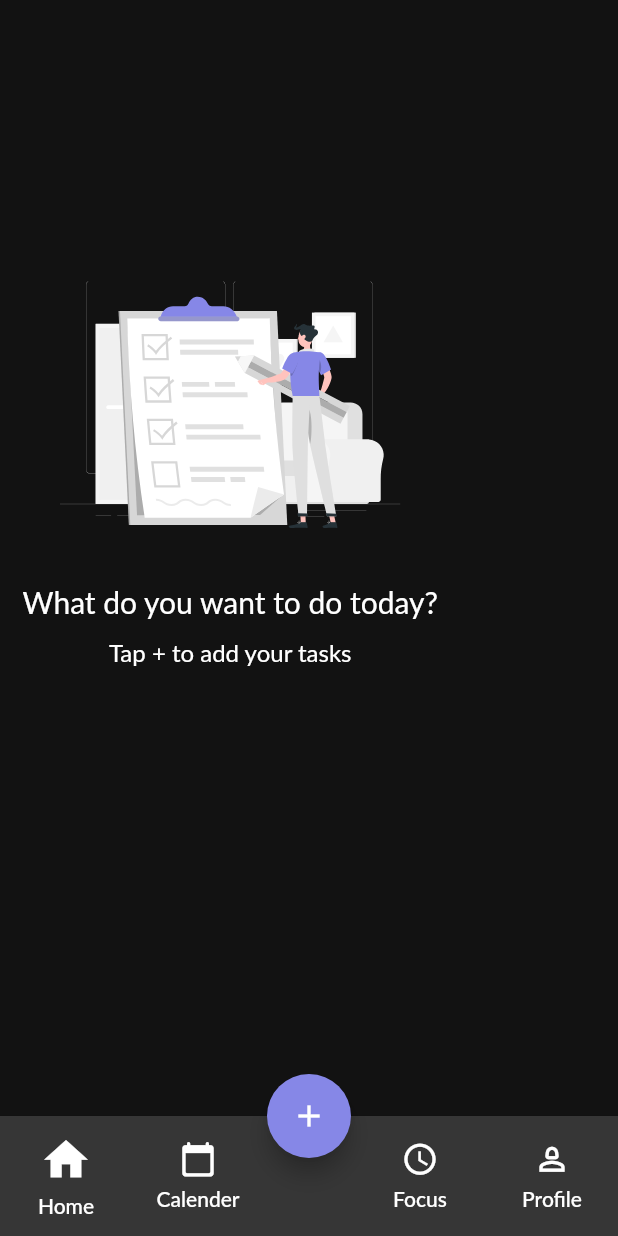
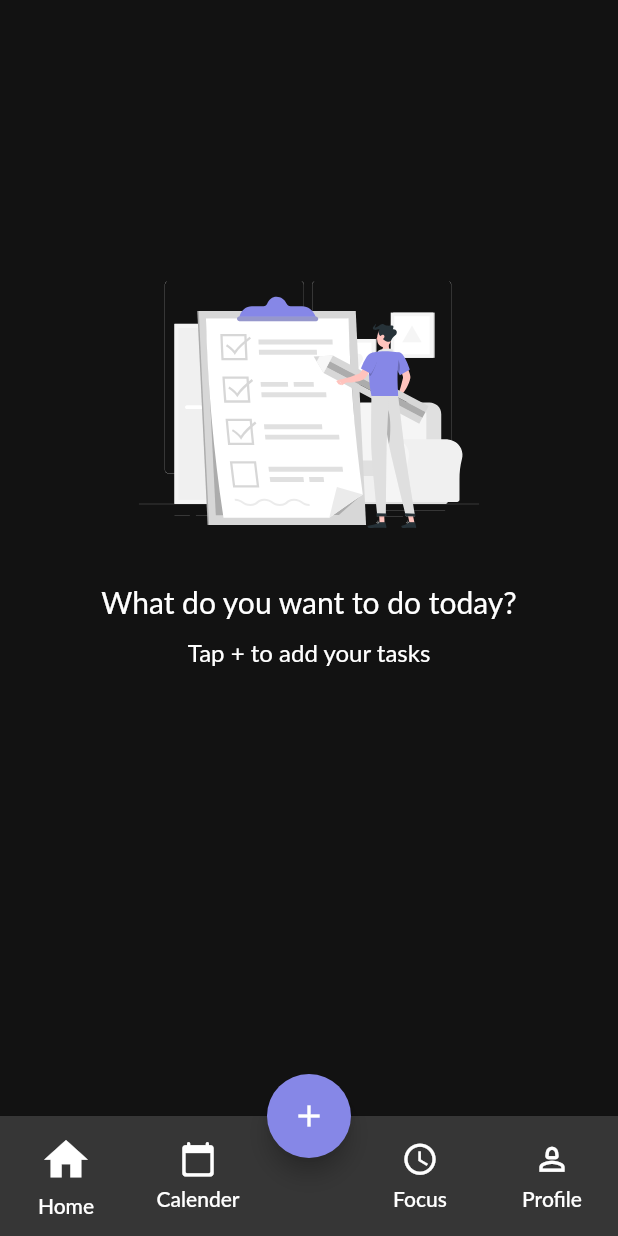
Before and after one commit to ThamerKehail/UpToDo, a Flutter app: the screen it shows after launch, on a phone screen of 412 x 824 dp. Run offline on Flutter 3.47's test engine with Material 2 defaults, Android fonts, the phone set to English and light mode, and no system bars; our stand-ins replace flutter_bloc, flutter_svg, hive, hive_flutter, modal_progress_hud_nsn, syncfusion_flutter_datepicker and 1 more; accounts and stored records are empty; generated files the repository leaves out were written again; Roboto replaces fonts that are missing (Lato).

Commit message:
end bloc provider

```diff
--- a/lib/cubit/add_note_cubit/add_note_cubit.dart
+++ b/lib/cubit/add_note_cubit/add_note_cubit.dart
@@ -3,7 +3,6 @@ import 'package:flutter_bloc/flutter_bloc.dart';
 import 'package:hive/hive.dart';
 import 'package:uptodo/helper/const.dart';
 import 'package:uptodo/model/note_model.dart';
-import 'package:uptodo/view/home_screen.dart';
 part 'add_note_state.dart';
 
 class AddNoteCubit extends Cubit<AddNoteState> {
@@ -15,31 +14,11 @@ class AddNoteCubit extends Cubit<AddNoteState> {
       var noteBox = Hive.box<NoteModel>(kNotesBox);
 
       await noteBox.add(notes);
+      print(notes.title);
 
       emit(AddNoteSuccess());
     } catch (e) {
       emit(AddNoteFailure(e.toString()));
     }
   }
-
-  int currentIndex = 0;
-  List<Widget> pages = [
-    const HomeScreen(),
-    Container(
-      color: Colors.amberAccent,
-    ),
-    Container(
-      color: Colors.green,
-    ),
-    Container(
-      color: Colors.blue,
-    ),
-    Container(
-      color: Colors.black,
-    ),
-  ];
-  void changePage(int index) {
-    currentIndex = index;
-    emit(AddNoteSuccess());
-  }
 }
--- /dev/null
+++ b/lib/cubit/app_cubit/app_cubit.dart
@@ -0,0 +1,30 @@
+import 'package:flutter/material.dart';
+import 'package:flutter_bloc/flutter_bloc.dart';
+import 'package:uptodo/view/home_screen.dart';
+
+part 'app_state.dart';
+
+class AppCubit extends Cubit<AppState> {
+  AppCubit() : super(AppInitial());
+
+  int currentIndex = 0;
+  List<Widget> pages = [
+    const HomeScreen(),
+    Container(
+      color: Colors.amberAccent,
+    ),
+    Container(
+      color: Colors.green,
+    ),
+    Container(
+      color: Colors.blue,
+    ),
+    Container(
+      color: Colors.black,
+    ),
+  ];
+  void changePage(int index) {
+    currentIndex = index;
+    emit(AppSuccess());
+  }
+}
--- /dev/null
+++ b/lib/cubit/app_cubit/app_state.dart
@@ -0,0 +1,15 @@
+part of "app_cubit.dart";
+
+@immutable
+abstract class AppState {}
+
+class AppInitial extends AppState {}
+
+class AppLoading extends AppState {}
+
+class AppSuccess extends AppState {}
+
+class AppFailure extends AppState {
+  final String errorMessage;
+  AppFailure(this.errorMessage);
+}
--- /dev/null
+++ b/lib/cubit/notes_cubit/notes_cubit.dart
@@ -0,0 +1,19 @@
+import 'package:flutter/material.dart';
+import 'package:flutter_bloc/flutter_bloc.dart';
+import 'package:hive/hive.dart';
+import 'package:uptodo/model/note_model.dart';
+
+import '../../helper/const.dart';
+
+part "notes_state.dart";
+
+class NotesCubit extends Cubit<NotesState> {
+  NotesCubit() : super(NotesInitial());
+  List<NoteModel> notes = [];
+  void getNotes() async {
+    var noteBox = Hive.box<NoteModel>(kNotesBox);
+
+    notes = noteBox.values.toList();
+    emit(NotesSuccess());
+  }
+}
--- /dev/null
+++ b/lib/cubit/notes_cubit/notes_state.dart
@@ -0,0 +1,10 @@
+part of "notes_cubit.dart";
+
+@immutable
+abstract class NotesState {}
+
+class NotesInitial extends NotesState {}
+
+class NotesLoading extends NotesState {}
+
+class NotesSuccess extends NotesState {}
--- a/lib/main.dart
+++ b/lib/main.dart
@@ -1,22 +1,21 @@
 import 'package:flutter/material.dart';
 import 'package:flutter_bloc/flutter_bloc.dart';
 import 'package:hive_flutter/adapters.dart';
-import 'package:provider/provider.dart';
 import 'package:uptodo/cubit/add_note_cubit/add_note_cubit.dart';
+import 'package:uptodo/cubit/app_cubit/app_cubit.dart';
+import 'package:uptodo/cubit/notes_cubit/notes_cubit.dart';
 import 'package:uptodo/helper/const.dart';
 import 'package:uptodo/helper/simple_bloc_observer.dart';
 import 'package:uptodo/model/note_model.dart';
 import 'package:uptodo/view/main_home_screen.dart';
 
 void main() async {
+  await Hive.initFlutter();
   Bloc.observer = SimpleBlocObserver();
-  await Hive.initFlutter();
   Hive.registerAdapter(NoteModelAdapter());
   await Hive.openBox<NoteModel>(kNotesBox);
 
-  runApp(MultiProvider(providers: [
-    BlocProvider(create: (context) => AddNoteCubit()),
-  ], child: const MyApp()));
+  runApp(const MyApp());
 }
 
 class MyApp extends StatelessWidget {
@@ -25,13 +24,19 @@ class MyApp extends StatelessWidget {
   // This widget is the root of your application.
   @override
   Widget build(BuildContext context) {
-    return MaterialApp(
-      title: 'Flutter Demo',
-      theme: ThemeData(
-        scaffoldBackgroundColor: const Color(0xff121212),
-        fontFamily: "Lato",
+    return MultiBlocProvider(
+      providers: [
+        BlocProvider(create: (context) => NotesCubit()),
+        BlocProvider(create: (context) => AppCubit()),
+      ],
+      child: MaterialApp(
+        title: 'Flutter Demo',
+        theme: ThemeData(
+          scaffoldBackgroundColor: const Color(0xff121212),
+          fontFamily: "Lato",
+        ),
+        home: const MainHomeScreen(),
       ),
-      home: MainHomeScreen(),
     );
   }
 }
--- a/lib/model/note_model.dart
+++ b/lib/model/note_model.dart
@@ -3,25 +3,25 @@ part 'note_model.g.dart';
 
 @HiveType(typeId: 0)
 class NoteModel extends HiveObject {
-  @HiveType(typeId: 0)
-  final String title;
-  @HiveType(typeId: 1)
-  final String description;
-  @HiveType(typeId: 2)
-  final String date;
-  @HiveType(typeId: 3)
-  final String time;
-  @HiveType(typeId: 4)
-  final String category;
-  @HiveType(typeId: 5)
-  final int priority;
+  @HiveField(0)
+  String title;
+  @HiveField(1)
+  String description;
+  @HiveField(2)
+  String date;
+  @HiveField(3)
+  String time;
+  @HiveField(4)
+  String category;
+  @HiveField(5)
+  int priority;
 
   NoteModel({
     required this.title,
+    required this.description,
     required this.date,
     required this.time,
     required this.category,
-    required this.description,
     required this.priority,
   });
 }
--- a/lib/view/home_screen.dart
+++ b/lib/view/home_screen.dart
@@ -1,20 +1,37 @@
 import 'package:flutter/material.dart';
+import 'package:flutter_bloc/flutter_bloc.dart';
 import 'package:flutter_svg/flutter_svg.dart';
 import 'package:provider/provider.dart';
+import 'package:uptodo/cubit/notes_cubit/notes_cubit.dart';
 import 'package:uptodo/providers/home_view_model.dart';
 import 'package:uptodo/widgets/home/all_notes.dart';
 import 'package:uptodo/widgets/home/body_empty_notes.dart';
 import 'package:uptodo/widgets/home/custom_appbar.dart';
 
-class HomeScreen extends StatelessWidget {
+class HomeScreen extends StatefulWidget {
   const HomeScreen({Key? key}) : super(key: key);
 
   @override
+  State<HomeScreen> createState() => _HomeScreenState();
+}
+
+class _HomeScreenState extends State<HomeScreen> {
+  @override
+  void initState() {
+    BlocProvider.of<NotesCubit>(context).getNotes();
+    super.initState();
+  }
+
+  @override
   Widget build(BuildContext context) {
-    return Scaffold(
-        body: Padding(
-      padding: const EdgeInsets.symmetric(horizontal: 15.0, vertical: 25),
-      child: true ? const BodyEmptyNotes() : const AllNotes(),
-    ));
+    return BlocBuilder<NotesCubit, NotesState>(builder: (context, state) {
+      return Scaffold(
+          body: Padding(
+        padding: const EdgeInsets.symmetric(horizontal: 15.0, vertical: 25),
+        child: BlocProvider.of<NotesCubit>(context).notes!.isNotEmpty
+            ? AllNotes()
+            : BodyEmptyNotes(),
+      ));
+    });
   }
 }
--- a/lib/view/main_home_screen.dart
+++ b/lib/view/main_home_screen.dart
@@ -1,6 +1,7 @@
 import 'package:flutter/material.dart';
 import 'package:flutter_bloc/flutter_bloc.dart';
 import 'package:uptodo/cubit/add_note_cubit/add_note_cubit.dart';
+import 'package:uptodo/cubit/app_cubit/app_cubit.dart';
 import 'package:uptodo/helper/color.dart';
 import 'package:uptodo/widgets/main_home/add_note_bottom_sheet.dart';
 import 'package:uptodo/widgets/main_home/cutom_bottom_buton.dart';
@@ -10,7 +11,7 @@ class MainHomeScreen extends StatelessWidget {
 
   @override
   Widget build(BuildContext context) {
-    return BlocBuilder<AddNoteCubit, AddNoteState>(builder: (context, state) {
+    return BlocBuilder<AppCubit, AppState>(builder: (context, state) {
       return Scaffold(
         floatingActionButton: FloatingActionButton(
           backgroundColor: primaryColor,
@@ -38,29 +39,27 @@ class MainHomeScreen extends StatelessWidget {
                 children: [
                   CustomBottomButton(
                     onTap: () {
-                      BlocProvider.of<AddNoteCubit>(context).changePage(0);
+                      BlocProvider.of<AppCubit>(context).changePage(0);
                     },
                     label: "Home",
-                    icons:
-                        BlocProvider.of<AddNoteCubit>(context).currentIndex == 0
+                    icons: BlocProvider.of<AppCubit>(context).currentIndex == 0
                         ? Icons.home
                         : Icons.home_outlined,
                     isActive:
-                        BlocProvider.of<AddNoteCubit>(context).currentIndex == 0
+                        BlocProvider.of<AppCubit>(context).currentIndex == 0
                             ? true
                             : false,
                   ), //
                   CustomBottomButton(
                     isActive:
-                        BlocProvider.of<AddNoteCubit>(context).currentIndex == 1
+                        BlocProvider.of<AppCubit>(context).currentIndex == 1
                             ? true
                             : false,
                     onTap: () {
-                      BlocProvider.of<AddNoteCubit>(context).changePage(1);
+                      BlocProvider.of<AppCubit>(context).changePage(1);
                     },
                     label: "Calender",
-                    icons:
-                        BlocProvider.of<AddNoteCubit>(context).currentIndex == 1
+                    icons: BlocProvider.of<AppCubit>(context).currentIndex == 1
                         ? Icons.calendar_month
                         : Icons.calendar_today_rounded,
                   ), //
@@ -71,30 +70,28 @@ class MainHomeScreen extends StatelessWidget {
                 children: [
                   CustomBottomButton(
                     isActive:
-                        BlocProvider.of<AddNoteCubit>(context).currentIndex == 2
+                        BlocProvider.of<AppCubit>(context).currentIndex == 2
                             ? true
                             : false,
-                    icons:
-                        BlocProvider.of<AddNoteCubit>(context).currentIndex == 2
+                    icons: BlocProvider.of<AppCubit>(context).currentIndex == 2
                         ? Icons.access_time_filled
                         : Icons.access_time,
                     label: "Focus",
                     onTap: () {
-                      BlocProvider.of<AddNoteCubit>(context).changePage(2);
+                      BlocProvider.of<AppCubit>(context).changePage(2);
                     },
                   ),
                   CustomBottomButton(
                     isActive:
-                        BlocProvider.of<AddNoteCubit>(context).currentIndex == 3
+                        BlocProvider.of<AppCubit>(context).currentIndex == 3
                             ? true
                             : false,
-                    icons:
-                        BlocProvider.of<AddNoteCubit>(context).currentIndex == 3
+                    icons: BlocProvider.of<AppCubit>(context).currentIndex == 3
                         ? Icons.person_2
                         : Icons.person_2_outlined,
                     label: "Profile",
                     onTap: () {
-                      BlocProvider.of<AddNoteCubit>(context).changePage(3);
+                      BlocProvider.of<AppCubit>(context).changePage(3);
                     },
                   ),
                 ],
@@ -102,9 +99,9 @@ class MainHomeScreen extends StatelessWidget {
             ],
           ),
         ),
-        body: BlocProvider.of<AddNoteCubit>(context)
+        body: BlocProvider.of<AppCubit>(context)
             .pages
-            .elementAt(BlocProvider.of<AddNoteCubit>(context).currentIndex),
+            .elementAt(BlocProvider.of<AppCubit>(context).currentIndex),
       );
     });
   }
--- a/lib/widgets/home/body_empty_notes.dart
+++ b/lib/widgets/home/body_empty_notes.dart
@@ -7,7 +7,9 @@ class BodyEmptyNotes extends StatelessWidget {
 
   @override
   Widget build(BuildContext context) {
-    return Column(
+    return Center(
+      child: Column(
+        crossAxisAlignment: CrossAxisAlignment.center,
         children: [
           const Spacer(
             flex: 1,
@@ -36,6 +38,7 @@ class BodyEmptyNotes extends StatelessWidget {
             flex: 2,
           ),
         ],
+      ),
     );
   }
 }
--- a/pubspec.yaml
+++ b/pubspec.yaml
@@ -40,6 +40,10 @@ dependencies:
   hive: ^2.2.3
   flutter_bloc: ^8.1.2
   modal_progress_hud_nsn: ^0.3.0
+  syncfusion_flutter_datepicker: ^20.4.49
+  table_calendar: ^3.0.9
+  intl: ^0.18.0
+
 dev_dependencies:
   flutter_test:
     sdk: flutter
```
Also changed, not shown: lib/helper/simple_bloc_observer.dart (+4 -3 lines), lib/widgets/home/all_notes.dart (+13 -2 lines), lib/widgets/home/cusom_note_box.dart (+18 -5 lines), lib/widgets/main_home/add_note_bottom_sheet.dart (+48 -18 lines), lib/widgets/main_home/custom_table_calender.dart (added, +21 -0 lines), lib/model/note_model.g.dart (deleted), pubspec.lock. Lines whose indentation alone changed are shown as unchanged.
